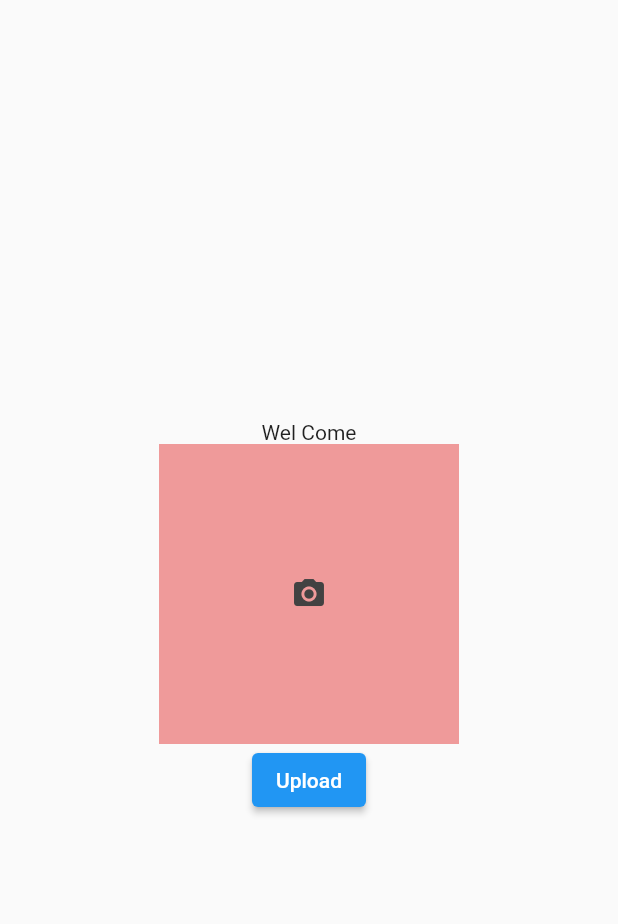
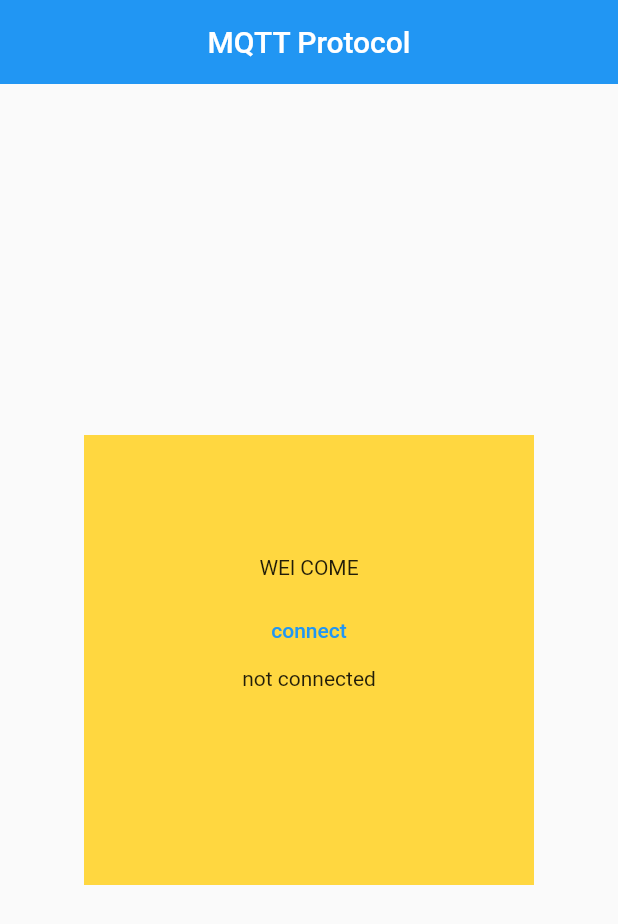
Before and after one commit to pitabashchoudhury/gloifyTraining, a Flutter app: the screen it shows after launch, on a phone screen of 412 x 824 dp. Shown: the top 924 px of the screen. Run offline on Flutter 3.47's test engine with Material 2 defaults, Android fonts, the phone set to English and light mode, and no system bars; missing offline and left inert: mqtt_client.

Commit message:
mqtt server connection established

```diff
--- a/lib/main.dart
+++ b/lib/main.dart
@@ -1,12 +1,12 @@
-import 'dart:io';
+import 'package:flutter/material.dart';
 
-import 'package:flutter/material.dart';
-import 'package:image_picker/image_picker.dart';
+import 'package:mqtt_client/mqtt_client.dart';
+import 'package:mqtt_client/mqtt_server_client.dart';
 
-void main() async {
-  WidgetsFlutterBinding.ensureInitialized();
-
-  runApp(const MyApp());
+void main() {
+  runApp(
+    const MyApp(),
+  );
 }
 
 class MyApp extends StatefulWidget {
@@ -17,61 +17,116 @@ class MyApp extends StatefulWidget {
 }
 
 class _MyAppState extends State<MyApp> {
-  ImagePicker picker = ImagePicker();
-  File? _image;
+  // final MqttServerClient client =
+  //     MqttServerClient('a1q54soguztrms-ats.iot.us-west-2.amazonaws.com', '');
+
+  String? msg = "not connected";
   @override
   Widget build(BuildContext context) {
     return MaterialApp(
-      title: 'PhotoUpload',
+      title: 'Mqtt',
       debugShowCheckedModeBanner: false,
       home: Scaffold(
-        body: Center(
-          child: Wrap(
-            direction: Axis.vertical,
-            crossAxisAlignment: WrapCrossAlignment.center,
+        appBar: AppBar(
+          title: const Text(
+            'MQTT Protocol',
+          ),
+          elevation: 0.0,
+          centerTitle: true,
+        ),
+        body: SafeArea(
+          child: Center(
+            child: Container(
+              width: 300,
+              height: 300,
+              color: Colors.amberAccent,
+              child: Column(
                 children: <Widget>[
+                  const SizedBox(
+                    height: 80,
+                  ),
                   const Text(
-                "Wel Come",
+                    'WEl COME',
                   ),
-              Container(
-                width: 200,
-                height: 200,
-                decoration: BoxDecoration(
-                  color: Colors.red[200],
+                  const SizedBox(
+                    height: 10,
                   ),
-                child: _image != null
-                    ? Image.file(
-                        _image!,
-                        width: 200.0,
-                        height: 200.0,
-                        fit: BoxFit.fill,
-                      )
-                    : Container(
-                        decoration: BoxDecoration(color: Colors.red[200]),
-                        width: 200,
-                        height: 200,
-                        child: Icon(
-                          Icons.camera_alt,
-                          color: Colors.grey[800],
+                  TextButton(
+                    onPressed: () async {
+                      connect();
+                    },
+                    child: const Text(
+                      'connect',
                     ),
                   ),
+                  Text(
+                    msg!,
                   ),
-              ElevatedButton(
-                onPressed: () async {
-                  XFile? image =
-                      await picker.pickImage(source: ImageSource.gallery);
-                  setState(() {
-                    _image = File(image!.path);
-                  });
-                },
-                child: const Text(
-                  "Upload",
+                ],
               ),
             ),
-            ],
           ),
         ),
       ),
     );
   }
 }
+
+void connect() async {
+  //'ws://t1ce993a.us-east-1.emqx.cloud',
+  try {
+    var client = MqttServerClient(
+      't1ce993a.us-east-1.emqx.cloud',
+      'web',
+    );
+
+    client.logging(on: false);
+    client.keepAlivePeriod = 60;
+    client.port = 15600;
+    client.onConnected = onConnected;
+    client.onDisconnected = onDisconnected;
+    client.pongCallback = pong;
+
+    //client.setProtocolV311();
+    // final MqttConnectMessage connMess = MqttConnectMessage().startClean();
+    // client.connectionMessage = connMess;
+    final connMess = MqttConnectMessage()
+        .authenticateAs('pitabashc98', 'pitabashc98')
+        .startClean()
+        .withWillQos(MqttQos.atLeastOnce);
+    print('EXAMPLE::Mosquitto client connecting....');
+
+    client.connectionMessage = connMess;
+
+    try {
+      await client.connect();
+    } on Exception catch (e) {
+      print('EXAMPLE::client exception - $e');
+      client.disconnect();
+    }
+    if (client.connectionStatus!.state == MqttConnectionState.connected) {
+      print("Connected to AWS Successfully!");
+    } else {
+      print("failed");
+    }
+
+    const topic = 'test';
+    client.subscribe(topic, MqttQos.atMostOnce);
+  } catch (e) {
+    print(e.toString());
+  }
+
+  // return "bubu";
+}
+
+void onConnected() {
+  print("connection successful");
+}
+
+void onDisconnected() {
+  print("disconnected");
+}
+
+void pong() {
+  print("ponged");
+}
--- a/pubspec.yaml
+++ b/pubspec.yaml
@@ -44,6 +44,7 @@ dependencies:
   equatable: ^2.0.5
   google_fonts: ^3.0.1
   image_picker: ^0.8.6
+  mqtt_client: ^9.7.2
 
 dev_dependencies:
   flutter_test:
```
Also changed, not shown: pubspec.lock. Lines whose indentation alone changed are shown as unchanged.
